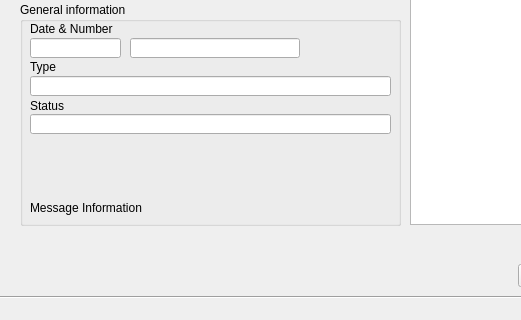
Qt form view/PlanCaseDialog.ui (teamlm2/lm2_mgis) before a commit; both pictures show x 0 to 521 and y 166 to 486 of the 785 by 486 pixel window.
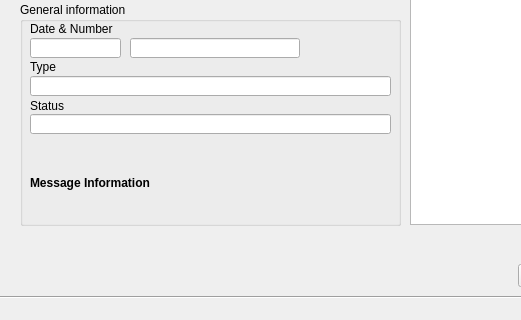
The same form after that commit. Icons and pictures are not drawn.

Patch:
```diff
--- a/view/PlanCaseDialog.ui
+++ b/view/PlanCaseDialog.ui
@@ -242,11 +242,17 @@
     <property name="geometry">
      <rect>
       <x>10</x>
-      <y>195</y>
+      <y>145</y>
       <width>361</width>
-      <height>21</height>
+      <height>71</height>
      </rect>
     </property>
+    <property name="font">
+     <font>
+      <weight>75</weight>
+      <bold>true</bold>
+     </font>
+    </property>
     <property name="text">
      <string>Message Information</string>
     </property>
```
